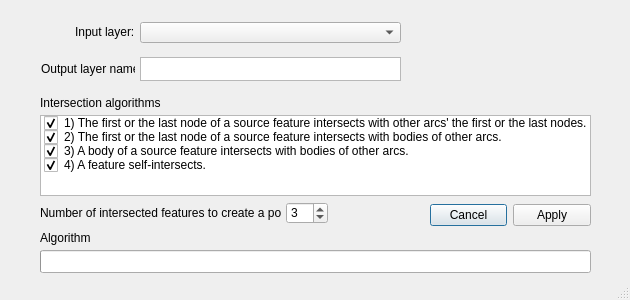
Qt form point_on_arc_intersection/point_on_arc_intersection_dialog_base.ui (pandryk/PythonRepo) before a commit.
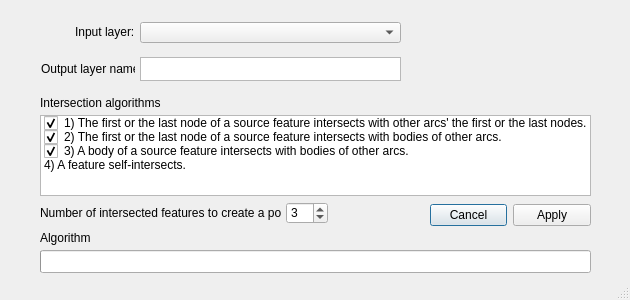
The same form after that commit.

Commit message: Algorithm 4) disabled by default.

Patch:
```diff
--- a/point_on_arc_intersection/point_on_arc_intersection_dialog_base.ui
+++ b/point_on_arc_intersection/point_on_arc_intersection_dialog_base.ui
@@ -107,7 +107,7 @@
      <string>4) A feature self-intersects.</string>
     </property>
     <property name="checkState">
-     <enum>Checked</enum>
+     <enum>Unchecked</enum>
     </property>
    </item>
   </widget>
```
